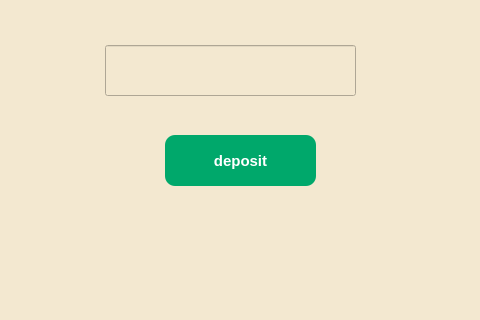
First picture: the form in deposit.ui, repository siddhi-bughani/ATM, before the edit; both pictures show x 255 to 735 and y 215 to 535 of the 909 by 670 pixel window.
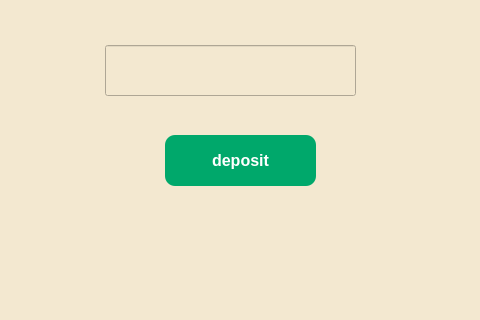
Second picture: the form after the edit.

Diff of the .ui file:
```diff
--- a/deposit.ui
+++ b/deposit.ui
@@ -57,11 +57,13 @@
     color: white;
     border: none;
     border-radius: 10px;
-    padding: 12px;
-    font-size: 15px;
+    padding: 12px 35px;
+    font-size: 16px;
     font-weight: bold;
-}QPushButton:hover {
-    background-color: #008F5B;
+}
+
+QPushButton:hover {
+    background-color: red;
 }
 
 QPushButton:pressed {
```
Left out of the diff: 4 changed lines with no effect on the pictures.
